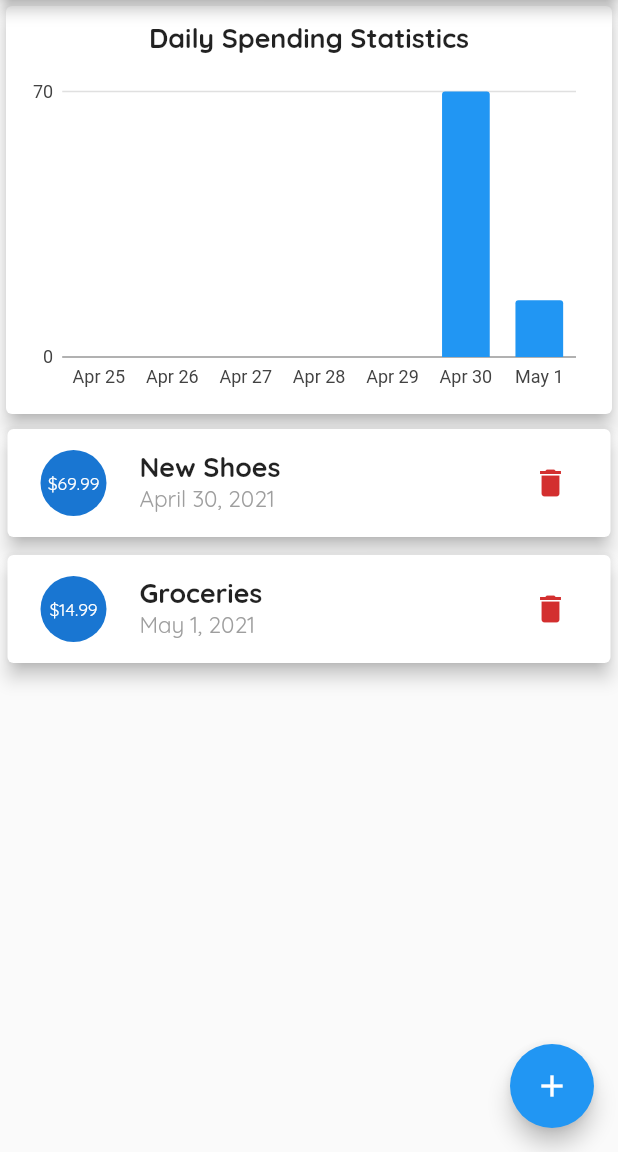
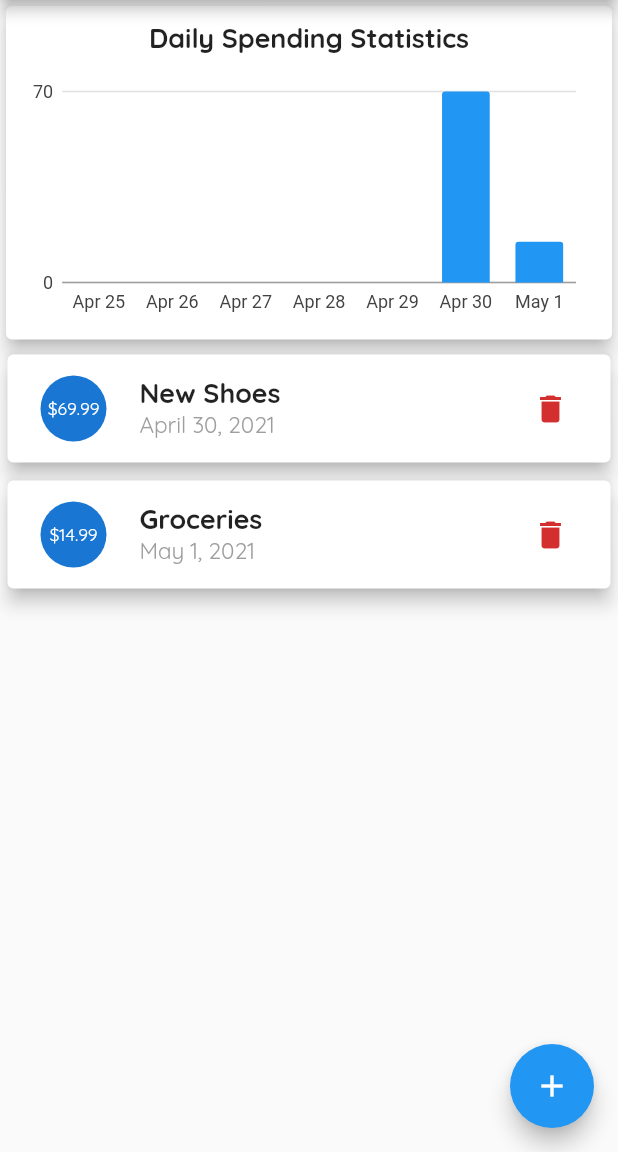
Before and after one commit to jimmy-lan/flutter_budget_app, a Flutter app: the screen it shows after launch, on a phone screen of 412 x 824 dp, the part 84-1236 px from its top. Run offline on Flutter 3.47's test engine with Material 2 defaults, Android fonts, the phone set to English and light mode, and no system bars; our stand-ins replace charts_flutter.

Commit message:
Update chart to take a proportion of screen

```diff
--- a/lib/widgets/chart.dart
+++ b/lib/widgets/chart.dart
@@ -47,9 +47,7 @@ class Chart extends StatelessWidget {
           colorFn: (SpendingByDate series, _) => series.color),
     ];
 
-    return Container(
-      height: 280,
-      child: Card(
+    return Card(
       child: Container(
         padding: EdgeInsets.all(10),
         child: Column(
@@ -71,7 +69,6 @@ class Chart extends StatelessWidget {
         ),
       ),
       elevation: 5,
-      ),
     );
   }
 }
--- a/lib/widgets/home_page.dart
+++ b/lib/widgets/home_page.dart
@@ -13,7 +13,10 @@ class MyHomePage extends StatefulWidget {
 class _MyHomePageState extends State<MyHomePage> {
   final List<Transaction> _userTransactions = [
     Transaction(
-        id: "t1", title: "New Shoes", amount: 69.99, date: DateTime.now().subtract(Duration(days: 1))),
+        id: "t1",
+        title: "New Shoes",
+        amount: 69.99,
+        date: DateTime.now().subtract(Duration(days: 1))),
     Transaction(
         id: "t2", title: "Groceries", amount: 14.99, date: DateTime.now())
   ];
@@ -46,8 +49,7 @@ class _MyHomePageState extends State<MyHomePage> {
 
   @override
   Widget build(BuildContext context) {
-    return Scaffold(
-      appBar: AppBar(
+    final appBar = AppBar(
       title: Text(
         "My Budget",
       ),
@@ -56,11 +58,19 @@ class _MyHomePageState extends State<MyHomePage> {
             icon: Icon(Icons.add),
             onPressed: () => _promptNewTransaction(context))
       ],
-      ),
+    );
+
+    return Scaffold(
+      appBar: appBar,
       body: Column(
         crossAxisAlignment: CrossAxisAlignment.stretch,
         children: [
-          Chart(transactionData: _userTransactions),
+          Container(
+              height: (MediaQuery.of(context).size.height -
+                      appBar.preferredSize.height -
+                      MediaQuery.of(context).padding.top) *
+                  0.3,
+              child: Chart(transactionData: _userTransactions)),
           TransactionList(
             transactions: _userTransactions,
             onDeleteTransaction: _deleteTransaction,
```
Lines whose indentation alone changed are shown as unchanged.
